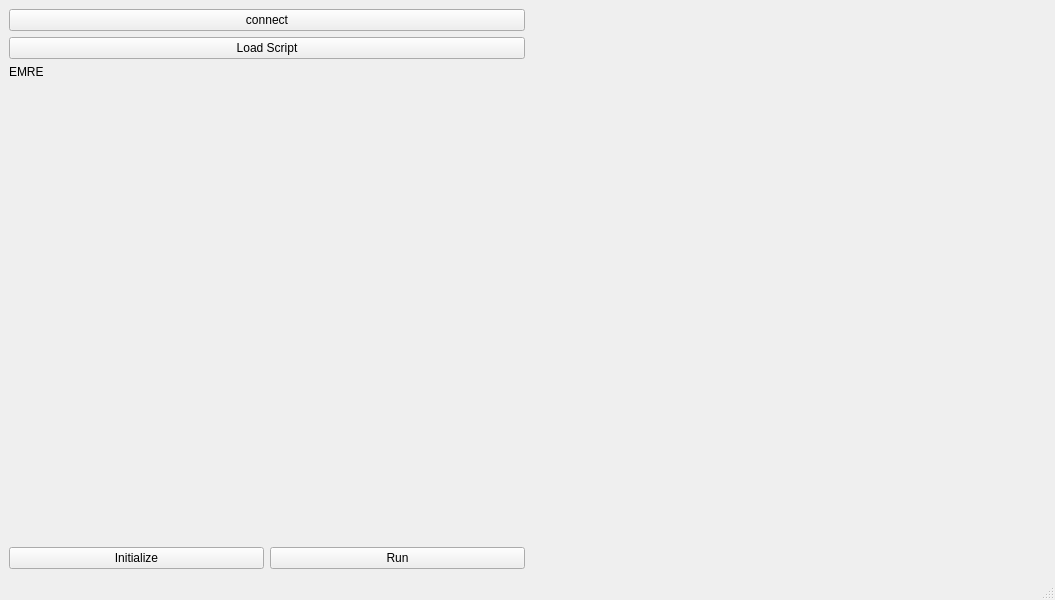
Old version of the form EMRE.ui in the repository rst030/EMRE.
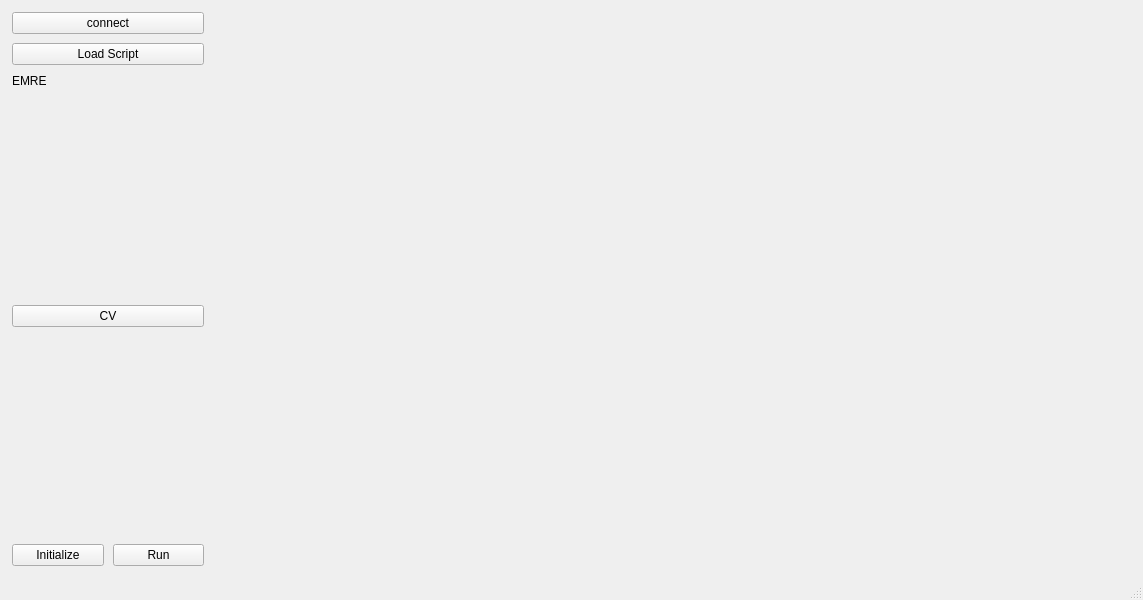
New version of the form. Icons and pictures are not drawn.

```diff
--- a/EMRE.ui
+++ b/EMRE.ui
@@ -6,15 +6,37 @@
    <rect>
     <x>0</x>
     <y>0</y>
-    <width>1055</width>
+    <width>1143</width>
     <height>600</height>
    </rect>
   </property>
   <property name="windowTitle">
-   <string>MainWindow</string>
+   <string>Electron Magnetic Resonance Environment v.2.1</string>
+  </property>
+  <property name="windowIcon">
+   <iconset>
+    <normaloff>icons/icon.png</normaloff>icons/icon.png</iconset>
+  </property>
+  <property name="autoFillBackground">
+   <bool>false</bool>
   </property>
   <widget class="QWidget" name="centralwidget">
    <layout class="QGridLayout" name="gridLayout">
+    <property name="leftMargin">
+     <number>12</number>
+    </property>
+    <property name="topMargin">
+     <number>12</number>
+    </property>
+    <property name="rightMargin">
+     <number>12</number>
+    </property>
+    <property name="bottomMargin">
+     <number>12</number>
+    </property>
+    <property name="spacing">
+     <number>9</number>
+    </property>
     <item row="0" column="0">
      <layout class="QHBoxLayout" name="horizontalLayout_2">
       <property name="sizeConstraint">
@@ -24,6 +46,15 @@
        <layout class="QVBoxLayout" name="verticalLayout">
         <item>
          <widget class="QPushButton" name="connect_button">
+          <property name="maximumSize">
+           <size>
+            <width>200</width>
+            <height>16777215</height>
+           </size>
+          </property>
+          <property name="cursor">
+           <cursorShape>PointingHandCursor</cursorShape>
+          </property>
           <property name="text">
            <string>connect</string>
           </property>
@@ -31,6 +62,12 @@
         </item>
         <item>
          <widget class="QPushButton" name="load_button">
+          <property name="maximumSize">
+           <size>
+            <width>200</width>
+            <height>16777215</height>
+           </size>
+          </property>
           <property name="text">
            <string>Load Script</string>
           </property>
@@ -38,11 +75,43 @@
         </item>
         <item>
          <widget class="QLabel" name="infoLabel">
+          <property name="maximumSize">
+           <size>
+            <width>200</width>
+            <height>16777215</height>
+           </size>
+          </property>
           <property name="text">
            <string>EMRE</string>
           </property>
          </widget>
         </item>
+        <item>
+         <spacer name="verticalSpacer_2">
+          <property name="orientation">
+           <enum>Qt::Vertical</enum>
+          </property>
+          <property name="sizeHint" stdset="0">
+           <size>
+            <width>20</width>
+            <height>40</height>
+           </size>
+          </property>
+         </spacer>
+        </item>
+        <item>
+         <widget class="QPushButton" name="CV_button">
+          <property name="maximumSize">
+           <size>
+            <width>200</width>
+            <height>16777215</height>
+           </size>
+          </property>
+          <property name="text">
+           <string>CV</string>
+          </property>
+         </widget>
+        </item>
         <item>
          <spacer name="verticalSpacer">
           <property name="orientation">
@@ -58,8 +127,17 @@
         </item>
         <item>
          <layout class="QHBoxLayout" name="horizontalLayout">
+          <property name="sizeConstraint">
+           <enum>QLayout::SetDefaultConstraint</enum>
+          </property>
           <item>
            <widget class="QPushButton" name="initialize_button">
+            <property name="maximumSize">
+             <size>
+              <width>100</width>
+              <height>16777215</height>
+             </size>
+            </property>
             <property name="text">
              <string>Initialize</string>
             </property>
@@ -67,6 +145,12 @@
           </item>
           <item>
            <widget class="QPushButton" name="run_button">
+            <property name="maximumSize">
+             <size>
+              <width>100</width>
+              <height>16777215</height>
+             </size>
+            </property>
             <property name="contextMenuPolicy">
              <enum>Qt::NoContextMenu</enum>
             </property>
@@ -84,21 +168,42 @@
         <item>
          <layout class="QVBoxLayout" name="verticalLayout_EPR_plotter">
           <item>
-           <widget class="QWidget" name="EPR_plotter_widget" native="true"/>
+           <widget class="QWidget" name="EPR_plotter_widget" native="true">
+            <property name="minimumSize">
+             <size>
+              <width>300</width>
+              <height>0</height>
+             </size>
+            </property>
+           </widget>
           </item>
          </layout>
         </item>
         <item>
          <layout class="QVBoxLayout" name="verticalLayout_CV_plotter">
           <item>
-           <widget class="QWidget" name="CV_plotter_widget" native="true"/>
+           <widget class="QWidget" name="CV_plotter_widget" native="true">
+            <property name="minimumSize">
+             <size>
+              <width>300</width>
+              <height>0</height>
+             </size>
+            </property>
+           </widget>
           </item>
          </layout>
         </item>
         <item>
          <layout class="QVBoxLayout" name="verticalLayout_CHG_plotter">
           <item>
-           <widget class="QWidget" name="CHG_plotter_widget" native="true"/>
+           <widget class="QWidget" name="CHG_plotter_widget" native="true">
+            <property name="minimumSize">
+             <size>
+              <width>300</width>
+              <height>0</height>
+             </size>
+            </property>
+           </widget>
           </item>
          </layout>
         </item>
```
Left out of the diff: 8 changed lines with no effect on the pictures.
